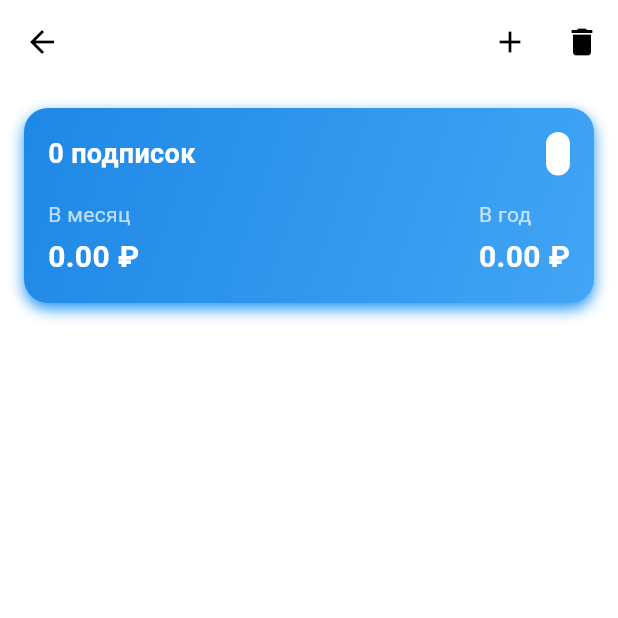
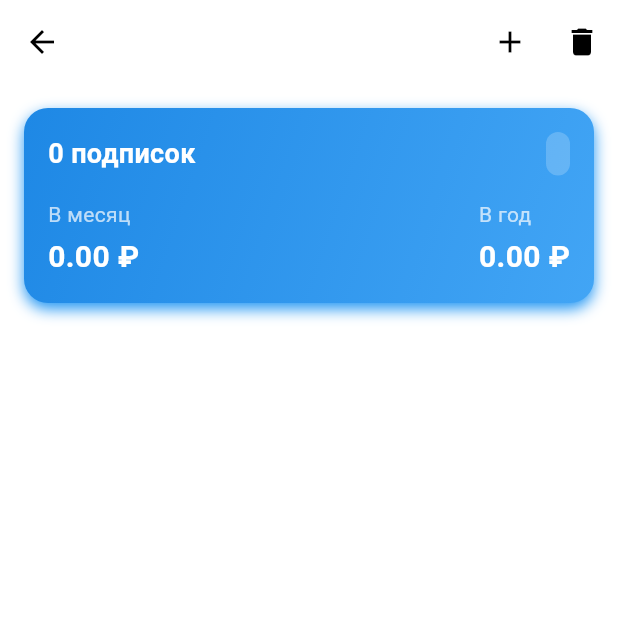
Before and after one commit to xgeronimo/SubControl, a Flutter app: the CategoryDetailScreen screen opened directly with empty values, on a phone screen of 412 x 824 dp, the top half of it. Run offline on Flutter 3.47's test engine with Material 3 defaults, Android fonts, the phone set to English and light mode, and no system bars; our stand-ins replace flutter_local_notifications, hive, hive_flutter, shared_preferences, timezone; accounts and stored records are empty.

Commit message:
code format

```diff
--- a/lib/widgets/category_info_card.dart
+++ b/lib/widgets/category_info_card.dart
@@ -70,7 +70,7 @@ class CategoryInfoCard extends StatelessWidget {
     return Container(
       padding: const EdgeInsets.symmetric(horizontal: 8, vertical: 4),
       decoration: BoxDecoration(
-        color: Colors.white.withValues(),
+        color: Color.fromRGBO(255, 255, 255, 0.2),
         borderRadius: BorderRadius.circular(12),
       ),
       child: Text(
```
Also changed, not shown: 1 other file.
